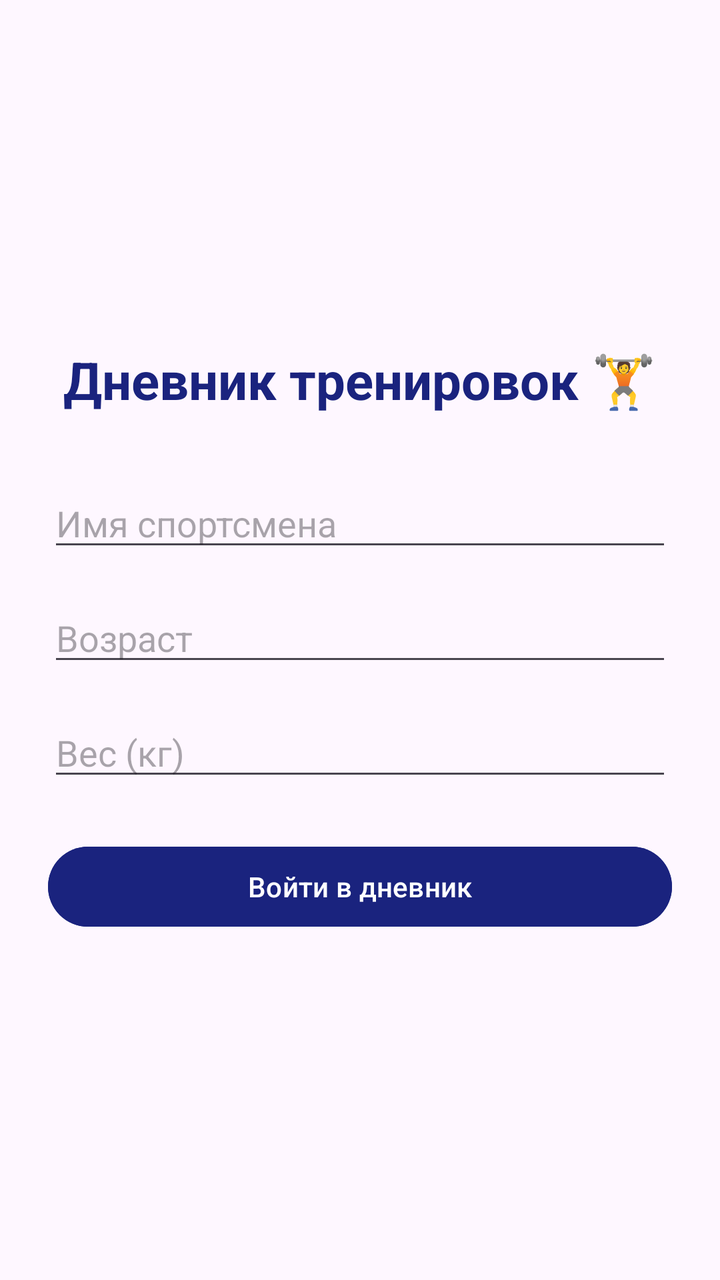
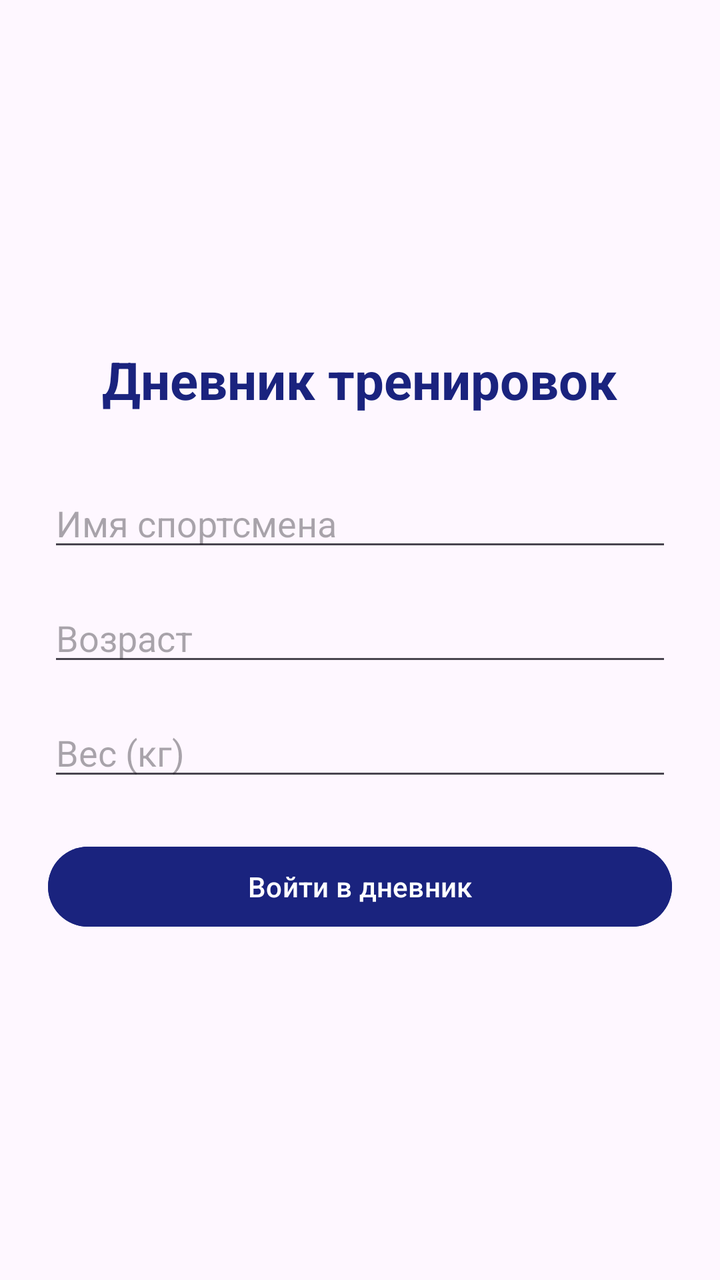

An Android layout rendered at two revisions. The XML below is the earlier revision; the diff shows what the commit changed to produce the second picture.
<!-- AndroidManifest.xml: application theme Theme.MyApplication -->
<!-- res/layout/fragment_auth.xml -->
<?xml version="1.0" encoding="utf-8"?>
<LinearLayout xmlns:android="http://schemas.android.com/apk/res/android"
    android:layout_width="match_parent"
    android:layout_height="match_parent"
    android:orientation="vertical"
    android:padding="24dp"
    android:gravity="center_vertical">
    <TextView
        android:layout_width="wrap_content"
        android:layout_height="wrap_content"
        android:text="Дневник тренировок 🏋️"
        android:textSize="26sp"
        android:textStyle="bold"
        android:textColor="#1A237E"
        android:layout_gravity="center"
        android:layout_marginBottom="32dp"/>

    <EditText
        android:id="@+id/etName"
        android:layout_width="match_parent"
        android:layout_height="wrap_content"
        android:hint="Имя спортсмена"
        android:inputType="textPersonName"
        android:layout_marginBottom="16dp"/>

    <EditText
        android:id="@+id/etAge"
        android:layout_width="match_parent"
        android:layout_height="wrap_content"
        android:hint="Возраст"
        android:inputType="number"
        android:layout_marginBottom="16dp"/>

    <EditText
        android:id="@+id/etWeight"
        android:layout_width="match_parent"
        android:layout_height="wrap_content"
        android:hint="Вес (кг)"
        android:inputType="numberDecimal"
        android:layout_marginBottom="24dp"/>

    <Button
        android:id="@+id/btnSaveUser"
        android:layout_width="match_parent"
        android:layout_height="wrap_content"
        android:backgroundTint="#1A237E"
        android:textColor="#FFFFFF"
        android:text="Войти в дневник" />
</LinearLayout>
<!-- resources referenced by this layout -->
<resources>
  <style name="Theme.MyApplication" parent="Base.Theme.MyApplication" />
  <style name="Base.Theme.MyApplication" parent="Theme.Material3.DayNight.NoActionBar">
          
          
      </style>
</resources>

<!-- the commit's change to res/layout/fragment_auth.xml (unified diff, before → after) -->
@@ -8,7 +8,7 @@
     <TextView
         android:layout_width="wrap_content"
         android:layout_height="wrap_content"
-        android:text="Дневник тренировок 🏋️"
+        android:text="Дневник тренировок"
         android:textSize="26sp"
         android:textStyle="bold"
         android:textColor="#1A237E"
